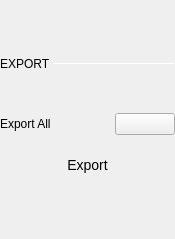
Before: the Qt Designer form ui/osc_export_settings.ui in analogdevicesinc/scopy, drawn with Qt 5.
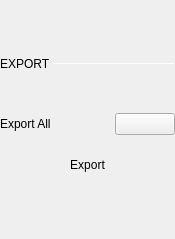
After: the same form once the commit is applied. Custom widgets are drawn as their Qt base class.

What changed in the file:
```diff
--- a/ui/osc_export_settings.ui
+++ b/ui/osc_export_settings.ui
@@ -253,8 +253,6 @@
   max-height: 30px;
 
   border: 0px;
-
-  font-size: 14px;
 }</string>
             </property>
             <property name="text">
```
